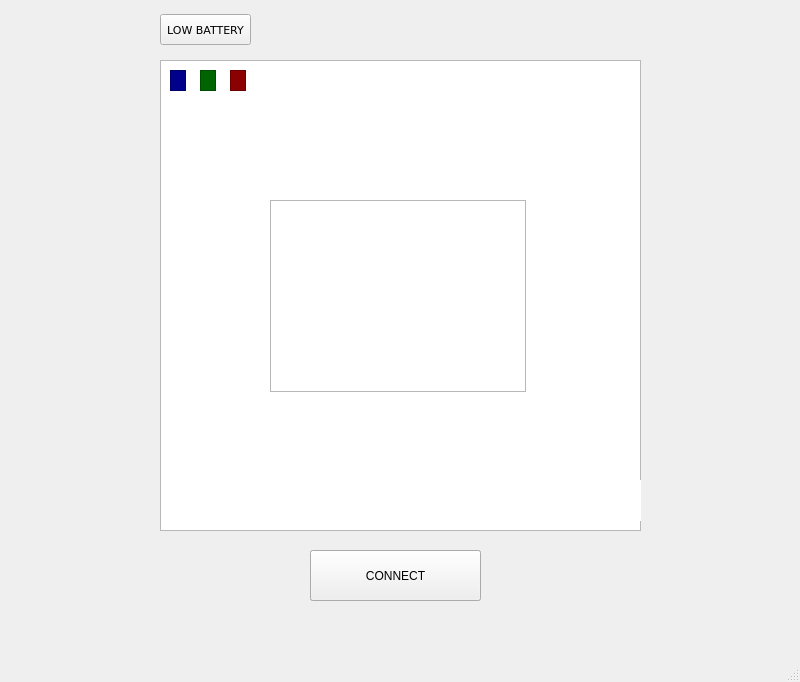
JacobTAMcKee/3004Project, file mainwindow.ui: the form before one commit.
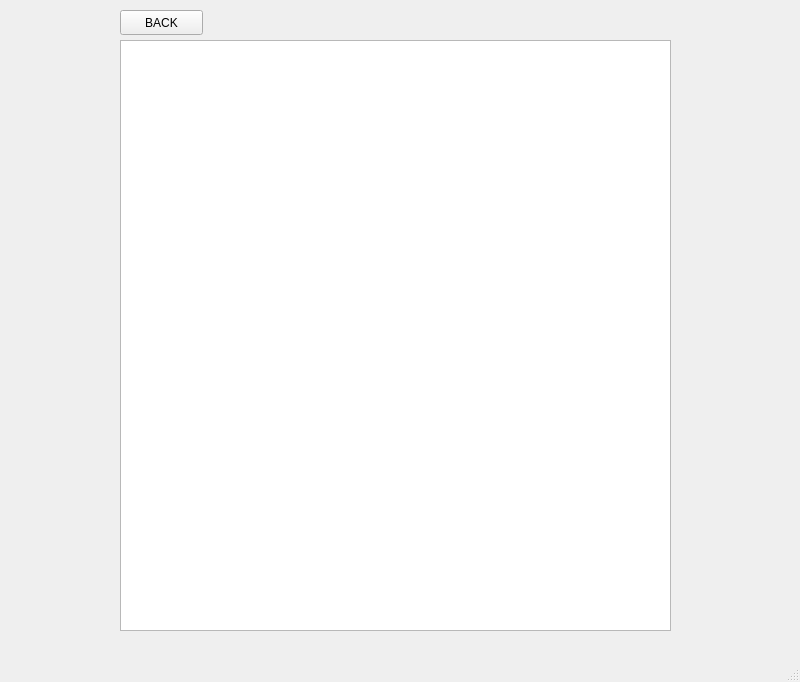
The form after the commit. The open tabs and pages were chosen to show the change. Icons and pictures are not drawn.

What changed in the file:
```diff
--- a/mainwindow.ui
+++ b/mainwindow.ui
@@ -585,23 +585,33 @@
 background-repeat:none;</string>
     </property>
    </widget>
-   <widget class="QPushButton" name="lowBatteryButton">
+   <widget class="QTextEdit" name="PCLog">
     <property name="geometry">
      <rect>
-      <x>160</x>
-      <y>14</y>
-      <width>91</width>
-      <height>31</height>
+      <x>120</x>
+      <y>40</y>
+      <width>551</width>
+      <height>591</height>
      </rect>
     </property>
-    <property name="font">
-     <font>
-      <family>DejaVu Sans</family>
-      <pointsize>8</pointsize>
-     </font>
+    <property name="horizontalScrollBarPolicy">
+     <enum>Qt::ScrollBarAlwaysOff</enum>
+    </property>
+    <property name="readOnly">
+     <bool>true</bool>
+    </property>
+   </widget>
+   <widget class="QPushButton" name="backButton">
+    <property name="geometry">
+     <rect>
+      <x>120</x>
+      <y>10</y>
+      <width>83</width>
+      <height>25</height>
+     </rect>
     </property>
     <property name="text">
-     <string>LOW BATTERY</string>
+     <string>BACK</string>
     </property>
    </widget>
   </widget>
```
Left out of the diff: 46 changed lines with no effect on the pictures.
